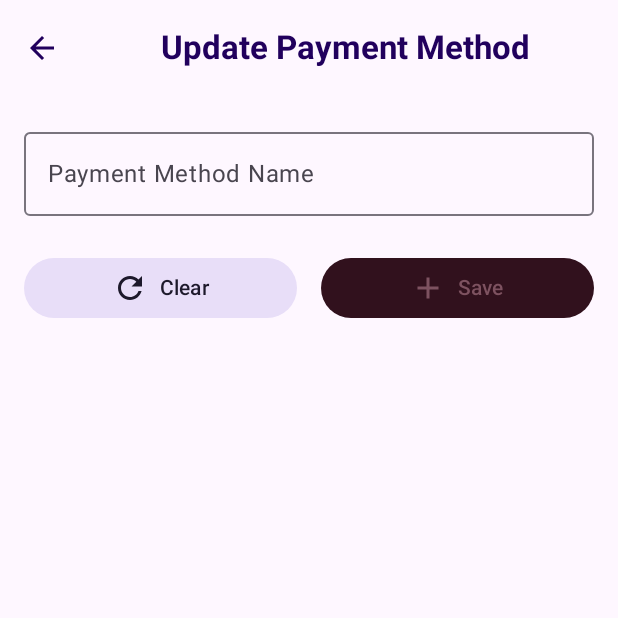
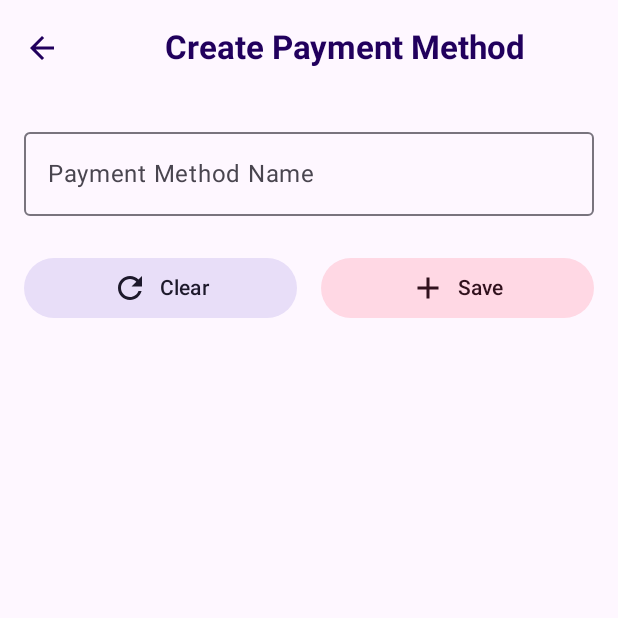
Before and after one commit to JeronyCruz/RecreArte, an Android app built with Jetpack Compose: the PaymentMethodScreen screen opened through its navigation route, after a tap on "Create a new payment method", on a phone screen of 412 x 824 dp, the top half of it. Run offline under Robolectric (Android 15) with nearby library versions, the light colour scheme and no system bars; our stand-ins replace Dagger/Hilt's generated code; 1 statement that could not run was skipped.

Commit message:
Correccion realizada

```diff
--- a/app/src/main/java/edu/ucne/recrearte/presentation/paymentMethods/PaymentMethodScreen.kt
+++ b/app/src/main/java/edu/ucne/recrearte/presentation/paymentMethods/PaymentMethodScreen.kt
@@ -54,7 +54,7 @@ fun PaymentMethodScreen(
             TopAppBar(
                 title = {
                     Text(
-                        text = if (paymentMethodId != null) "Update Payment Method" else "Create Payment Method",
+                        text = if (paymentMethodId != 0) "Update Payment Method" else "Create Payment Method",
                         style = MaterialTheme.typography.titleLarge.copy(
                             fontWeight = FontWeight.Bold,
                             color = MaterialTheme.colorScheme.onPrimaryContainer
@@ -139,8 +139,8 @@ fun PaymentMethodBodyScreen(
                 },
                 modifier = Modifier.weight(1f),
                 colors = ButtonDefaults.buttonColors(
-                    containerColor = MaterialTheme.colorScheme.onTertiaryContainer,
-                    contentColor = MaterialTheme.colorScheme.tertiary
+                    containerColor = MaterialTheme.colorScheme.tertiaryContainer,
+                    contentColor = MaterialTheme.colorScheme.onTertiaryContainer
                 )
             ) {
                 Icon(Icons.Default.Add, contentDescription = "Save")
```
